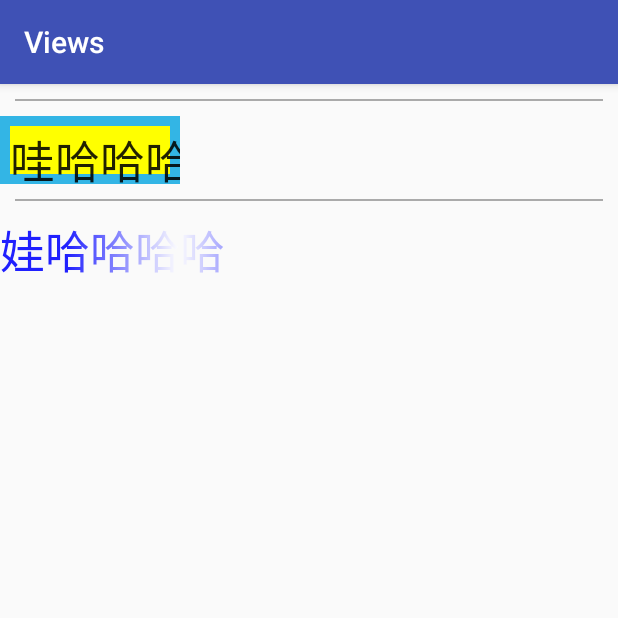
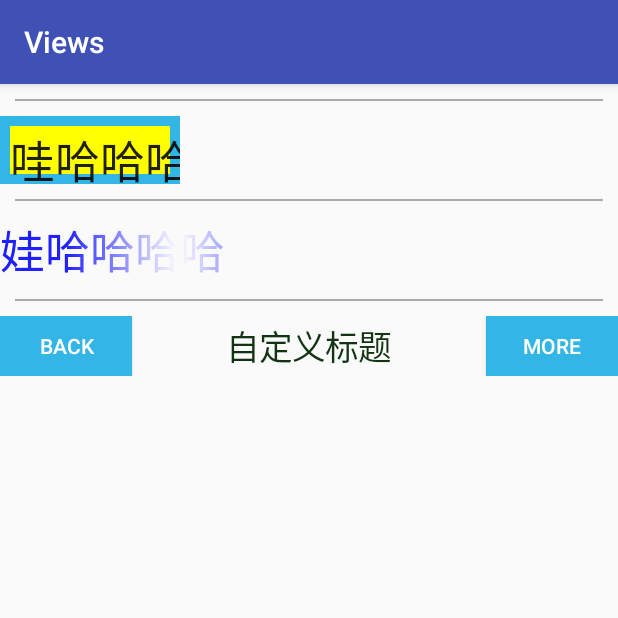
Before and after one commit to liujia95/Views, an Android app: the _01_Activity screen opened directly, with no data from a screen before it, on a phone screen of 412 x 824 dp, the top half of it. Run offline under Robolectric (Android 15) with nearby library versions, the phone set to English and light mode, and no system bars.

Commit message:
自定义组合控件

```diff
--- /dev/null
+++ b/app/src/main/java/me/liujia95/views/ui/view/_03_TopBar.java
@@ -0,0 +1,148 @@
+package me.liujia95.views.ui.view;
+
+import android.annotation.TargetApi;
+import android.content.Context;
+import android.content.res.TypedArray;
+import android.graphics.drawable.Drawable;
+import android.os.Build;
+import android.support.v7.widget.RecyclerView;
+import android.util.AttributeSet;
+import android.util.Log;
+import android.view.Gravity;
+import android.view.View;
+import android.view.ViewGroup;
+import android.widget.Button;
+import android.widget.RelativeLayout;
+import android.widget.TextView;
+
+import me.liujia95.views.R;
+
+/**
+ * Created by Administrator on 2016/6/10 20:16.
+ */
+public class _03_TopBar extends RelativeLayout implements View.OnClickListener {
+
+    public static final int RIGHT_BUTTON = 0;
+    public static final int LEFT_BUTTON = 1;
+
+    private int mLeftTextColor;
+    private Drawable mLeftBackground;
+    private String mLeftText;
+    private String mLeftText1;
+    private int mRightTextColor;
+    private Drawable mRightBackground;
+    private String mRightText;
+    private float mTitleTextSize;
+    private int mTitleTextColor;
+    private String mTitle;
+    private Button mLeftButton;
+    private Button mRightButton;
+    private TextView mTitleView;
+
+    private OnTopBarClickListener mListener;
+
+    public _03_TopBar(Context context) {
+        this(context,null);
+    }
+
+    public _03_TopBar(Context context, AttributeSet attrs) {
+        this(context, attrs,0);
+    }
+
+    @TargetApi(Build.VERSION_CODES.JELLY_BEAN)
+    public _03_TopBar(Context context, AttributeSet attrs, int defStyleAttr) {
+        super(context, attrs, defStyleAttr);
+        //将attrs.xml中定义的declare-styleable的所有属性的值存储到TypeArray中
+        TypedArray ta = context.obtainStyledAttributes(attrs, R.styleable.TopBar);
+
+        mLeftTextColor = ta.getColor(R.styleable.TopBar_mleftTextColor, 0);
+        mLeftBackground = ta.getDrawable(R.styleable.TopBar_mleftBackground);
+        mLeftText = ta.getString(R.styleable.TopBar_mleftText);
+
+        mRightTextColor = ta.getColor(R.styleable.TopBar_mrightTextColor, 0);
+        mRightBackground = ta.getDrawable(R.styleable.TopBar_mrightBackground);
+        mRightText = ta.getString(R.styleable.TopBar_mrightText);
+
+        mTitleTextSize = ta.getDimension(R.styleable.TopBar_mtitleTextSize, 10);
+        mTitleTextColor = ta.getColor(R.styleable.TopBar_mtitleTextColor, 0);
+        mTitle = ta.getString(R.styleable.TopBar_mtitle);
+
+        ta.recycle();
+
+        mLeftButton = new Button(context);
+        mRightButton = new Button(context);
+        mTitleView = new TextView(context);
+
+        mLeftButton.setTextColor(mLeftTextColor);
+        mLeftButton.setBackground(mLeftBackground);
+        mLeftButton.setText(mLeftText);
+
+        mRightButton.setTextColor(mRightTextColor);
+        mRightButton.setBackground(mRightBackground);
+        mRightButton.setText(mRightText);
+
+        mTitleView.setText(mTitle);
+        mTitleView.setTextColor(mTitleTextColor);
+        Log.d("aaa",mTitleTextSize+"----------");
+        mTitleView.setTextSize(mTitleTextSize);
+        mTitleView.setGravity(Gravity.CENTER);
+
+        //为组件设置响应的布局元素
+        LayoutParams leftParams = new LayoutParams(LayoutParams.WRAP_CONTENT, LayoutParams.MATCH_PARENT);
+        leftParams.addRule(ALIGN_PARENT_LEFT,TRUE);
+        //添加到ViewGroup
+        addView(mLeftButton,leftParams);
+
+        LayoutParams rightParams = new LayoutParams(LayoutParams.WRAP_CONTENT, LayoutParams.MATCH_PARENT);
+        rightParams.addRule(ALIGN_PARENT_RIGHT,TRUE);
+        addView(mRightButton,rightParams);
+
+        LayoutParams titleParams = new LayoutParams(LayoutParams.WRAP_CONTENT, LayoutParams.MATCH_PARENT);
+        titleParams.addRule(CENTER_IN_PARENT,TRUE);
+        addView(mTitleView,titleParams);
+
+        mRightButton.setOnClickListener(this);
+        mLeftButton.setOnClickListener(this);
+    }
+
+    @Override
+    public void onClick(View v) {
+        if(mListener == null){
+            return;
+        }
+        if(v == mRightButton){
+            mListener.rightClick();
+        }else if(v == mLeftButton){
+            mListener.leftClick();
+        }
+    }
+
+    public void setButtonVisable(int id,boolean isVisable){
+        switch(id){
+            case RIGHT_BUTTON:
+                if(isVisable){
+                    mRightButton.setVisibility(VISIBLE);
+                }else {
+                    mRightButton.setVisibility(GONE);
+                }
+                break;
+            case LEFT_BUTTON:
+                if(isVisable){
+                    mLeftButton.setVisibility(VISIBLE);
+                }else{
+                    mLeftButton.setVisibility(GONE);
+                }
+                break;
+        }
+    }
+
+    public void setOnTopBarClickListener(OnTopBarClickListener listener){
+        mListener = listener;
+    }
+
+    public interface OnTopBarClickListener{
+        void leftClick();
+        void rightClick();
+    }
+
+}
--- a/app/src/main/res/layout/activity_01.xml
+++ b/app/src/main/res/layout/activity_01.xml
@@ -1,5 +1,6 @@
 <?xml version="1.0" encoding="utf-8"?>
 <LinearLayout xmlns:android="http://schemas.android.com/apk/res/android"
+    xmlns:app="http://schemas.android.com/apk/res-auto"
     android:orientation="vertical" android:layout_width="match_parent"
     android:layout_height="match_parent">
 
@@ -19,4 +20,18 @@
         android:textSize="30sp"
         android:layout_height="wrap_content" />
 
+    <View style="@style/LineStyle"/>
+
+    <me.liujia95.views.ui.view._03_TopBar
+        android:layout_width="match_parent"
+        app:mleftBackground="@android:color/holo_blue_light"
+        app:mleftText="Back"
+        app:mleftTextColor="#ffffff"
+        app:mrightBackground="@android:color/holo_blue_light"
+        app:mrightTextColor="#ffffff"
+        app:mrightText="MORE"
+        app:mtitle="自定义标题"
+        app:mtitleTextColor="#123412"
+        app:mtitleTextSize="15sp"
+        android:layout_height="40dp" />
 </LinearLayout>
```
Also changed, not shown: app/src/main/res/values/attrs.xml (added, +14 -0 lines).
